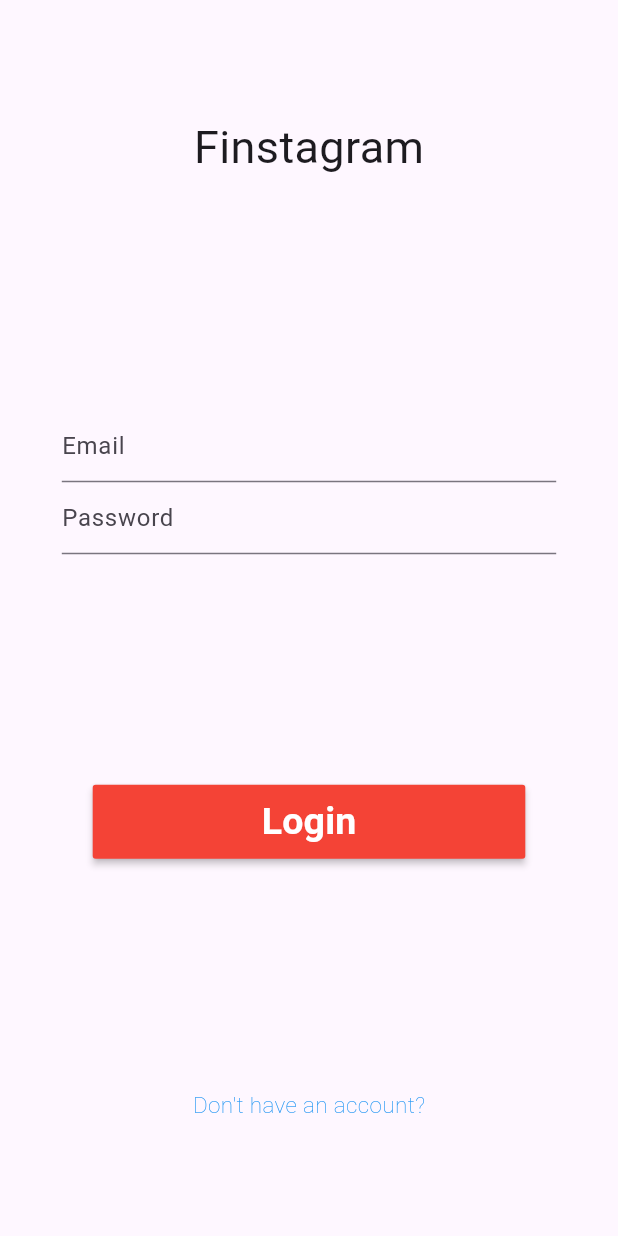
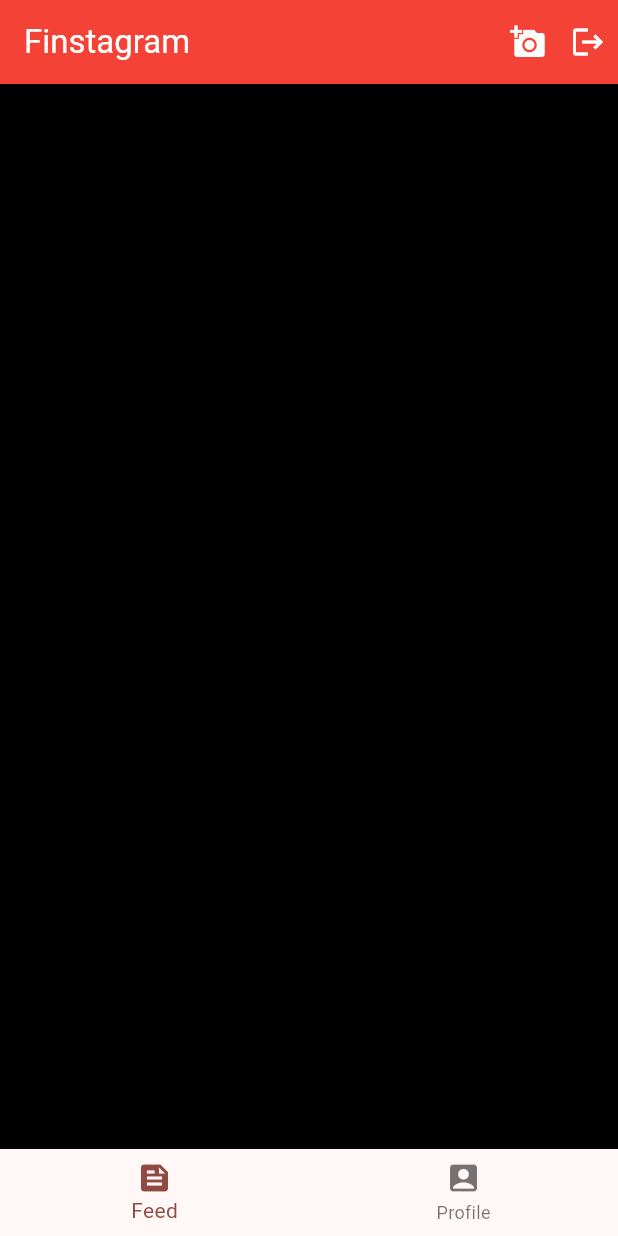
Before and after one commit to devParthiOS/Flutter_Finstagram, a Flutter app: the screen it shows after launch, on a phone screen of 412 x 824 dp. Run offline on Flutter 3.47's test engine with Material 2 defaults, Android fonts, the phone set to English and light mode, and no system bars; our stand-ins replace file_picker.

```diff
--- a/lib/main.dart
+++ b/lib/main.dart
@@ -1,4 +1,5 @@
 import 'package:finstagram/pages/Login_page.dart';
+import 'package:finstagram/pages/home_page.dart';
 import 'package:finstagram/pages/register_page.dart';
 import 'package:flutter/material.dart';
 
@@ -14,14 +15,16 @@ class MyApp extends StatelessWidget {
   Widget build(BuildContext context) {
     return MaterialApp(
       title: 'Finstagram',
+      color: Colors.red,
       theme: ThemeData(
-        colorScheme: ColorScheme.fromSeed(seedColor: Colors.deepPurple),
+        colorScheme: ColorScheme.fromSeed(seedColor: Colors.red),
         useMaterial3: true,
       ),
-      initialRoute: "login",
+      initialRoute: "home",
       routes: {
         "register": (context) => RegisterPage(),
-        "login": (context) => LoginPage()
+        "login": (context) => LoginPage(),
+        "home": (context) => HomePage(),
       },
     );
   }
--- /dev/null
+++ b/lib/pages/feed_page.dart
@@ -0,0 +1,17 @@
+import 'package:flutter/material.dart';
+
+class FeedPage extends StatefulWidget {
+  const FeedPage({super.key});
+
+  @override
+  State<FeedPage> createState() => _FeedPageState();
+}
+
+class _FeedPageState extends State<FeedPage> {
+  @override
+  Widget build(BuildContext context) {
+    return Container(
+      color: Colors.black,
+    );
+  }
+}
--- /dev/null
+++ b/lib/pages/home_page.dart
@@ -0,0 +1,71 @@
+import 'package:finstagram/pages/feed_page.dart';
+import 'package:finstagram/pages/profile_page.dart';
+import 'package:flutter/material.dart';
+
+class HomePage extends StatefulWidget {
+  const HomePage({super.key});
+
+  @override
+  State<HomePage> createState() => _HomePageState();
+}
+
+class _HomePageState extends State<HomePage> {
+  int selectedTab = 0;
+  final List<Widget> _pages = [
+    FeedPage(),
+    ProfilePage(),
+  ];
+  void update() => setState(() {});
+
+  @override
+  Widget build(BuildContext context) {
+    return Scaffold(
+      appBar: AppBar(
+        backgroundColor: Colors.red,
+        foregroundColor: Colors.white,
+        title: const Text("Finstagram"),
+        actions: [
+          cameraActionWidget(),
+          logoutActionWidget(),
+        ],
+      ),
+      bottomNavigationBar: bottomNavigationWidget(),
+      body: _pages[selectedTab],
+    );
+  }
+
+  Widget cameraActionWidget() {
+    return Padding(
+      padding: const EdgeInsets.all(8.0),
+      child: GestureDetector(
+        onTap: () {},
+        child: const Icon(Icons.add_a_photo),
+      ),
+    );
+  }
+
+  Widget logoutActionWidget() {
+    return Padding(
+      padding: const EdgeInsets.all(8.0),
+      child: GestureDetector(
+        onTap: () {},
+        child: const Icon(Icons.logout),
+      ),
+    );
+  }
+
+  Widget bottomNavigationWidget() {
+    return BottomNavigationBar(
+        onTap: (index) {
+          selectedTab = index;
+          update();
+          // print("$index");
+        },
+        currentIndex: selectedTab,
+        items: const [
+          BottomNavigationBarItem(icon: Icon(Icons.feed), label: "Feed"),
+          BottomNavigationBarItem(
+              icon: Icon(Icons.account_box), label: "Profile")
+        ]);
+  }
+}
--- a/lib/pages/login_page.dart
+++ b/lib/pages/login_page.dart
@@ -96,7 +96,7 @@ class _LoginPageState extends State<LoginPage> {
       },
       validator: (value) => value!.length > 6
           ? null
-          : "please enter passwaord greater than 6 char",
+          : "please enter password greater than 6 char",
     );
   }
 
```
Also changed, not shown: lib/pages/profile_page.dart (added, +17 -0 lines), lib/pages/register_page.dart (+44 -4 lines), pubspec.yaml (+7 -0 lines), pubspec.lock, 14 other files.
